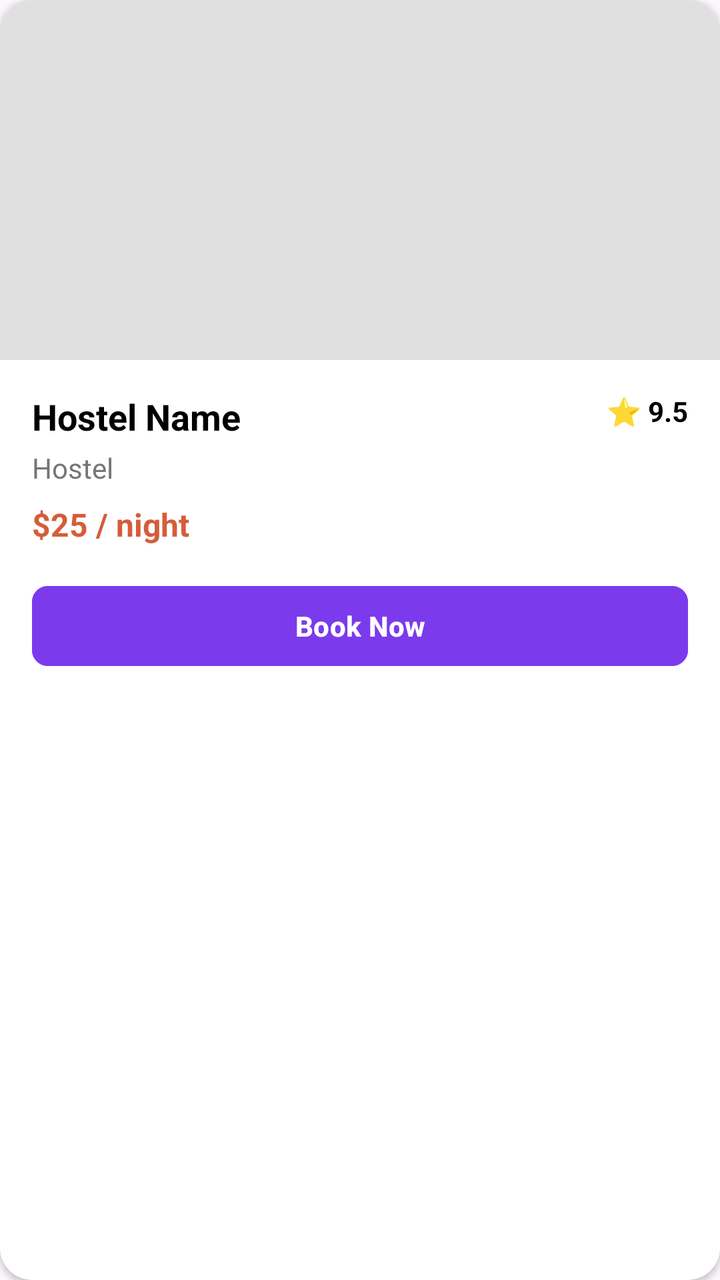
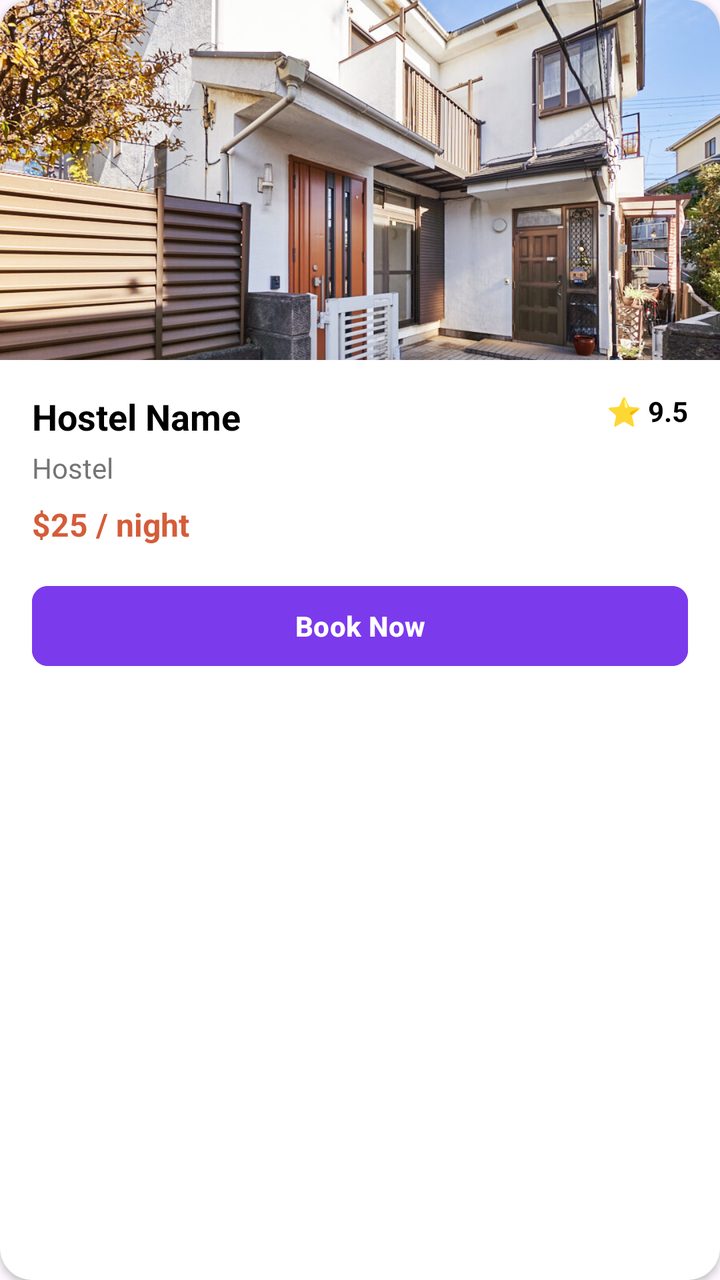

An Android layout rendered at two revisions. The XML below is the earlier revision; the diff shows what the commit changed to produce the second picture.
<!-- AndroidManifest.xml: application theme Theme.HostelWorld -->
<!-- res/layout/item_property.xml -->
<?xml version="1.0" encoding="utf-8"?>
<androidx.cardview.widget.CardView xmlns:android="http://schemas.android.com/apk/res/android"
    xmlns:app="http://schemas.android.com/apk/res-auto"
    android:layout_width="match_parent"
    android:layout_height="wrap_content"
    android:layout_marginHorizontal="16dp"
    android:layout_marginVertical="8dp"
    app:cardCornerRadius="16dp"
    app:cardElevation="2dp">

    <LinearLayout
        android:layout_width="match_parent"
        android:layout_height="wrap_content"
        android:orientation="vertical">

        <View
            android:layout_width="match_parent"
            android:layout_height="180dp"
            android:background="#E0E0E0" />

        <LinearLayout
            android:layout_width="match_parent"
            android:layout_height="wrap_content"
            android:orientation="vertical"
            android:padding="16dp">

            <RelativeLayout
                android:layout_width="match_parent"
                android:layout_height="wrap_content">
                <TextView
                    android:id="@+id/tvPropName"
                    android:layout_width="wrap_content"
                    android:layout_height="wrap_content"
                    android:text="Hostel Name"
                    android:textColor="#000000"
                    android:textSize="18sp"
                    android:textStyle="bold" />
                <TextView
                    android:id="@+id/tvPropRating"
                    android:layout_width="wrap_content"
                    android:layout_height="wrap_content"
                    android:layout_alignParentEnd="true"
                    android:text="⭐ 9.5"
                    android:textColor="#000000"
                    android:textStyle="bold" />
            </RelativeLayout>

            <TextView
                android:id="@+id/tvPropType"
                android:layout_width="wrap_content"
                android:layout_height="wrap_content"
                android:layout_marginTop="4dp"
                android:text="Hostel"
                android:textColor="#757575" />

            <TextView
                android:id="@+id/tvPropPrice"
                android:layout_width="wrap_content"
                android:layout_height="wrap_content"
                android:layout_marginTop="8dp"
                android:text="$25 / night"
                android:textColor="#D45D3A"
                android:textSize="16sp"
                android:textStyle="bold" />

            <com.google.android.material.button.MaterialButton
                android:id="@+id/btnBook"
                android:layout_width="match_parent"
                android:layout_height="48dp"
                android:layout_marginTop="16dp"
                android:backgroundTint="#7C3AED"
                android:text="Book Now"
                android:textAllCaps="false"
                android:textStyle="bold"
                app:cornerRadius="8dp" />
        </LinearLayout>
    </LinearLayout>
</androidx.cardview.widget.CardView>
<!-- resources referenced by this layout -->
<resources>
  <style name="Theme.HostelWorld" parent="Base.Theme.HostelWorld" />
  <style name="Base.Theme.HostelWorld" parent="Theme.Material3.DayNight.NoActionBar">
          
          
      </style>
</resources>

<!-- the commit's change to res/layout/item_property.xml (unified diff, before → after) -->
@@ -13,10 +13,12 @@
         android:layout_height="wrap_content"
         android:orientation="vertical">
 
-        <View
+        <ImageView
+            android:id="@+id/ivPropImage"
             android:layout_width="match_parent"
             android:layout_height="180dp"
-            android:background="#E0E0E0" />
+            android:scaleType="centerCrop"
+            android:src="@drawable/room_1" />
 
         <LinearLayout
             android:layout_width="match_parent"
<!-- resource entries referenced after the edit -->
@@ -1,5 +1,6 @@
 <!-- resources referenced by this layout -->
 <resources>
+  <!-- drawable room_1: jpg bitmap (drawable, 165073 bytes) -->
   <style name="Theme.HostelWorld" parent="Base.Theme.HostelWorld" />
   <style name="Base.Theme.HostelWorld" parent="Theme.Material3.DayNight.NoActionBar">
           
